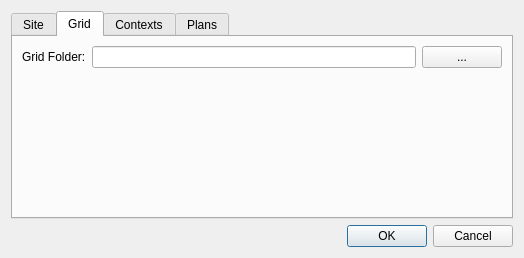
Old version of the form core/settings_dialog_base.ui in the repository lparchaeology/ArkPlan.
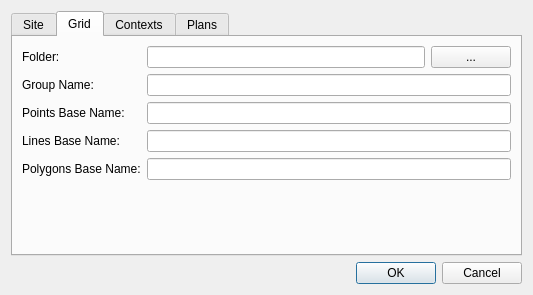
New version of the form. The open tabs and pages were chosen to show the change.

Commit message: Add grid settings

```diff
--- a/core/settings_dialog_base.ui
+++ b/core/settings_dialog_base.ui
@@ -6,8 +6,8 @@
    <rect>
     <x>0</x>
     <y>0</y>
-    <width>524</width>
-    <height>258</height>
+    <width>533</width>
+    <height>295</height>
    </rect>
   </property>
   <property name="windowTitle">
@@ -151,11 +151,31 @@
        <item row="0" column="0">
         <widget class="QLabel" name="gridFolderLabel">
          <property name="text">
-          <string>Grid Folder:</string>
+          <string>Folder:</string>
          </property>
         </widget>
        </item>
-       <item row="1" column="1">
+       <item row="4" column="0">
+        <widget class="QLabel" name="gridPolygonsNameLabel">
+         <property name="text">
+          <string>Polygons Base Name:</string>
+         </property>
+        </widget>
+       </item>
+       <item row="2" column="1">
+        <widget class="QLineEdit" name="gridPointsNameEdit"/>
+       </item>
+       <item row="3" column="0">
+        <widget class="QLabel" name="gridLinesNameLabel">
+         <property name="text">
+          <string>Lines Base Name:</string>
+         </property>
+        </widget>
+       </item>
+       <item row="4" column="1">
+        <widget class="QLineEdit" name="gridPolygonsNameEdit"/>
+       </item>
+       <item row="5" column="1">
         <spacer name="verticalSpacer_3">
          <property name="orientation">
           <enum>Qt::Vertical</enum>
@@ -168,6 +188,26 @@
          </property>
         </spacer>
        </item>
+       <item row="3" column="1">
+        <widget class="QLineEdit" name="gridLinesNameEdit"/>
+       </item>
+       <item row="2" column="0">
+        <widget class="QLabel" name="gridPointNameLabel">
+         <property name="text">
+          <string>Points Base Name:</string>
+         </property>
+        </widget>
+       </item>
+       <item row="1" column="1">
+        <widget class="QLineEdit" name="gridGroupNameEdit"/>
+       </item>
+       <item row="1" column="0">
+        <widget class="QLabel" name="gridGroupNameLabel">
+         <property name="text">
+          <string>Group Name:</string>
+         </property>
+        </widget>
+       </item>
       </layout>
      </widget>
      <widget class="QWidget" name="contextsTab">
```
Left out of the diff: 4 changed lines with no effect on the pictures. The commit also changes 2 other files.
